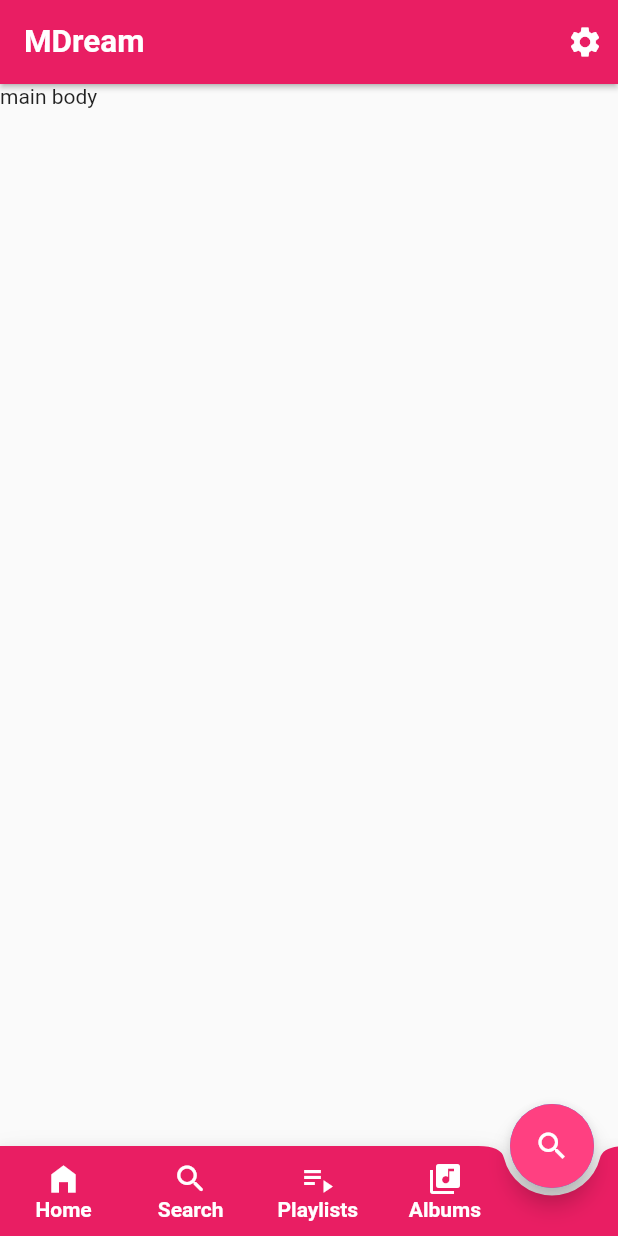
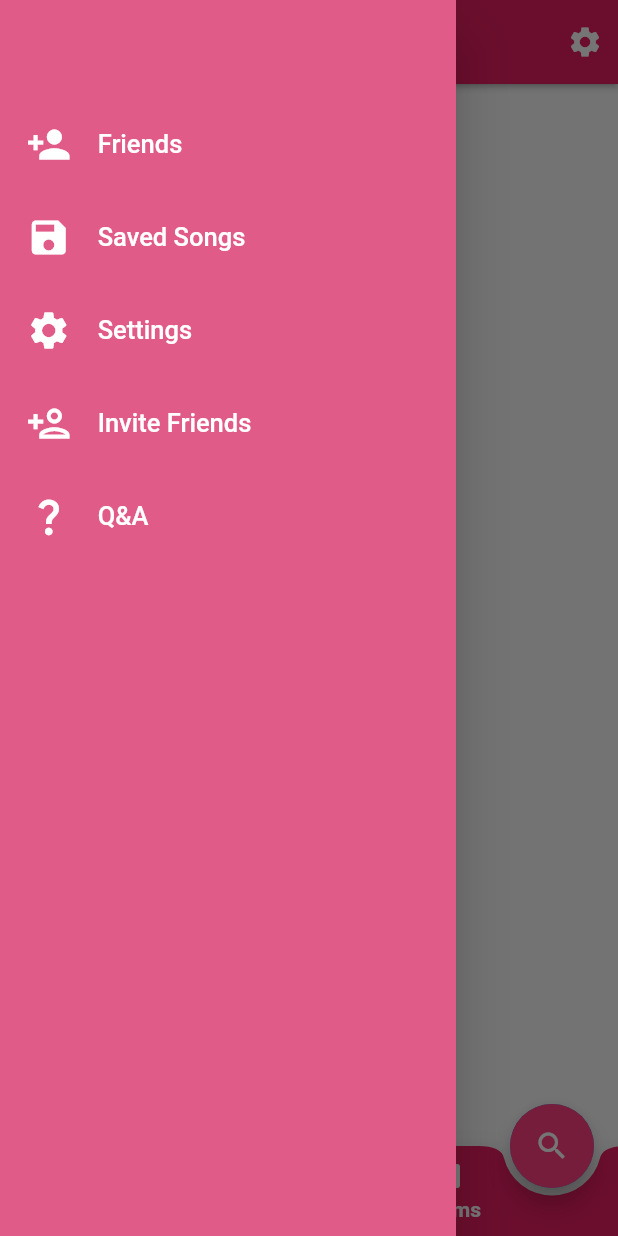
Before and after one commit to plntry/music_app_flutter, a Flutter app: the screen it shows after launch, with the side drawer open (before the commit the screen has no drawer), on a phone screen of 412 x 824 dp. Run offline on Flutter 3.47's test engine with Material 2 defaults, Android fonts, the light colour scheme and no system bars.

Commit message:
added drawer

```diff
--- a/lib/main.dart
+++ b/lib/main.dart
@@ -1,6 +1,7 @@
 import 'package:flutter/material.dart';
 
 import './widgets/bottom_bar.dart';
+import './widgets/app_drawer.dart';
 
 void main() => runApp(const MyApp());
 
@@ -29,7 +30,7 @@ class MyApp extends StatelessWidget {
             ),
           ],
         ),
-        // drawer: ,
+        drawer: const AppDrawer(),
         body: const Text('main body'),
         floatingActionButton: FloatingActionButton(
           child: const CircleAvatar(
--- /dev/null
+++ b/lib/widgets/app_drawer.dart
@@ -0,0 +1,14 @@
+import 'package:flutter/material.dart';
+import 'package:music_app/widgets/drawer_list.dart';
+
+class AppDrawer extends StatelessWidget {
+  const AppDrawer({super.key});
+
+  @override
+  Widget build(BuildContext context) {
+    return const Drawer(
+      backgroundColor: Color.fromARGB(255, 225, 91, 137),
+      child: DrawerList(),
+    );
+  }
+}
--- /dev/null
+++ b/lib/widgets/drawer_list.dart
@@ -0,0 +1,50 @@
+import 'package:flutter/material.dart';
+import 'package:music_app/widgets/drawer_list_item.dart';
+
+class DrawerList extends StatelessWidget {
+  const DrawerList({super.key});
+
+  final listItemProps = const [
+    {
+      'icon': Icons.person_add,
+      'label': 'Friends',
+    },
+    {
+      'icon': Icons.save,
+      'label': 'Saved Songs',
+    },
+    {
+      'icon': Icons.settings,
+      'label': 'Settings',
+    },
+    {
+      'icon': Icons.person_add_outlined,
+      'label': 'Invite Friends',
+    },
+    {
+      'icon': Icons.question_mark_outlined,
+      'label': 'Q&A',
+    }
+  ];
+
+  @override
+  Widget build(BuildContext context) {
+    return Padding(
+      padding: const EdgeInsets.only(
+        top: 65,
+      ),
+      child: Column(
+        children: [
+          ...(listItemProps)
+              .map(
+                (item) => DrawerListItem(
+                  iconData: item['icon'] as IconData,
+                  label: item['label'] as String,
+                ),
+              )
+              .toList(),
+        ],
+      ),
+    );
+  }
+}
--- /dev/null
+++ b/lib/widgets/drawer_list_item.dart
@@ -0,0 +1,45 @@
+import 'package:flutter/material.dart';
+
+class DrawerListItem extends StatelessWidget {
+  final IconData iconData;
+  final String label;
+
+  const DrawerListItem({
+    required this.iconData,
+    required this.label,
+    super.key,
+  });
+
+  @override
+  Widget build(BuildContext context) {
+    return Padding(
+      padding: const EdgeInsets.symmetric(
+        vertical: 16,
+      ),
+      child: Row(
+        children: [
+          Expanded(
+            flex: 3,
+            child: Icon(
+              iconData,
+              color: Colors.white,
+              size: 30,
+            ),
+          ),
+          Expanded(
+            flex: 11,
+            child: Text(
+              label,
+              style: const TextStyle(
+                fontSize: 17,
+                fontWeight: FontWeight.w500,
+                color: Colors.white,
+              ),
+            ),
+          ),
+        ],
+      ),
+    );
+    ;
+  }
+}
```
